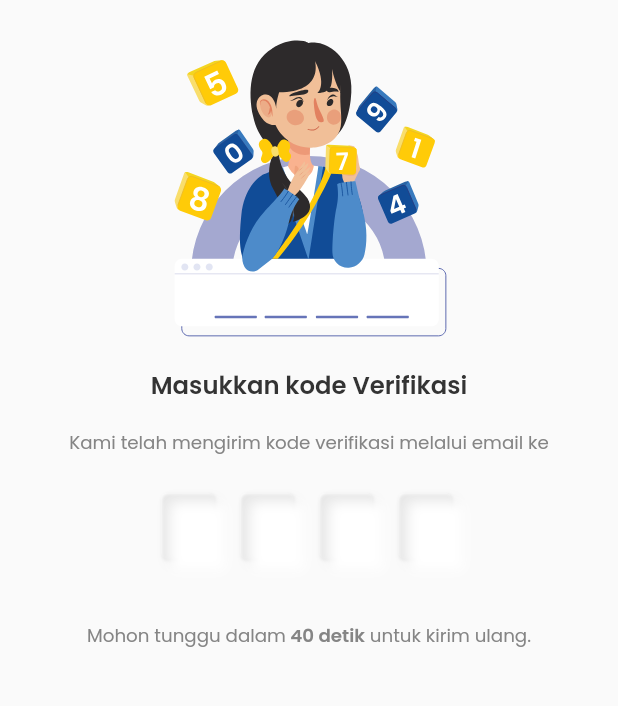
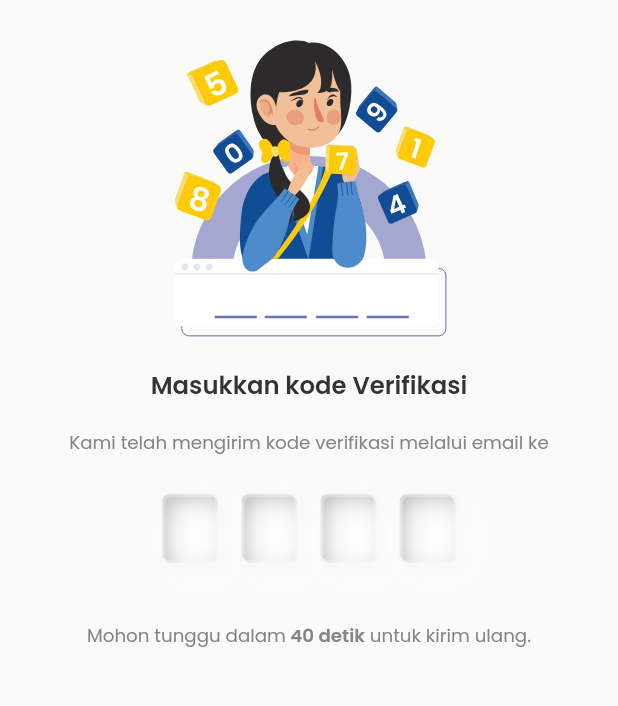
Before and after one commit to juragancode/sample, a Flutter app: the VerifikasiDaftarView screen opened by its route, on a phone screen of 412 x 824 dp, the part 60-766 px from its top. Run offline on Flutter 3.47's test engine with Material 2 defaults, Android fonts, the phone set to English and light mode, and no system bars; drawn by our look-alikes of pin_code_fields; our stand-ins replace flutter_screenutil, flutter_svg, get, get_storage, permission_handler; missing offline and left inert: text_divider; accounts and stored records are empty.

Commit message:
fix shadow box verification, fix all svg image, ganti warna statusBarColor

```diff
--- a/lib/app/modules/daftar/views/daftar_view.dart
+++ b/lib/app/modules/daftar/views/daftar_view.dart
@@ -304,7 +304,7 @@ class DaftarView extends GetView<DaftarController> {
                               Timer(
                                 Duration(milliseconds: 3000),
                                 () {
-                                  Get.offAllNamed(Routes.HOME);
+                                  Get.offAllNamed(Routes.IZINKAN_AKSES_LOKASI);
                                 },
                               );
                             }
--- a/lib/app/modules/intro_screen/views/content_model.dart
+++ b/lib/app/modules/intro_screen/views/content_model.dart
@@ -16,7 +16,7 @@ class UnbordingContent {
 List<UnbordingContent> contents = [
   UnbordingContent(
     title: 'Bisa Jadi Mesin Kasir',
-    image: 'assets/icons/Mesin-Kasir.png',
+    image: 'assets/icons/Mesin-Kasir.svg',
     description: TextSpan(
       children: [
         TextSpan(
@@ -48,7 +48,7 @@ List<UnbordingContent> contents = [
   ),
   UnbordingContent(
     title: 'Multi-User',
-    image: 'assets/icons/Multi-User.png',
+    image: 'assets/icons/Multi-User.svg',
     description: TextSpan(
       children: [
         TextSpan(
@@ -65,7 +65,7 @@ List<UnbordingContent> contents = [
   ),
   UnbordingContent(
     title: 'Belanja Beragam Kebutuhan',
-    image: 'assets/icons/Beragam-Kebutuhan.png',
+    image: 'assets/icons/Beragam-Kebutuhan.svg',
     description: TextSpan(
       children: [
         TextSpan(
--- a/lib/app/modules/login/views/login_view.dart
+++ b/lib/app/modules/login/views/login_view.dart
@@ -272,13 +272,13 @@ class LoginView extends GetView<LoginController> {
                           ),
                           fixedSize: Size(343.w, 42.w),
                         ),
-                        onPressed:
-                            controller.isValid && controller.passTerisi.isTrue
+                        onPressed: controller.isValid &&
+                                controller.passTerisi.isTrue
                             ? () {
                                 controller.emailLoginFN.unfocus();
                                 controller.passLoginFN.unfocus();
                                 Timer(Duration(milliseconds: 500), () {
-                                      Get.toNamed(Routes.IZINKAN_AKSES_LOKASI);
+                                  Get.offAllNamed(Routes.IZINKAN_AKSES_LOKASI);
                                 });
                               }
                             : () {},
--- a/lib/app/modules/verifikasiDaftar/views/verifikasi_daftar_view.dart
+++ b/lib/app/modules/verifikasiDaftar/views/verifikasi_daftar_view.dart
@@ -98,27 +98,33 @@ class VerifikasiDaftarView extends GetView<VerifikasiDaftarController> {
                 onChanged: controller.perubahanKodeTerisi,
                 boxShadows: [
                   BoxShadow(
-                    color: Colors.white, // Warna bayangan
-                    offset: Offset(-2, -2), // Posisi offset bayangan
+                    color: Color.fromRGBO(0, 0, 0, 0.1), // Warna bayangan
+                    offset: Offset(-1, -1), // Posisi offset bayangan
                     blurRadius: 0, // Jumlah blur bayangan
                     spreadRadius: 0, // Jarak penyebaran bayangan
                   ),
                   BoxShadow(
                     color: Color.fromRGBO(0, 0, 0, 0.1), // Warna bayangan
-                    offset: Offset(-1, -1), // Posisi offset bayangan
+                    offset: Offset(1, 1), // Posisi offset bayangan
+                    blurRadius: 0, // Jumlah blur bayangan
+                    spreadRadius: 0, // Jarak penyebaran bayangan
+                  ),
+                  BoxShadow(
+                    color: Color.fromRGBO(0, 0, 0, 0.1), // Warna bayangan
+                    offset: Offset(0, 0), // Posisi offset bayangan
                     blurRadius: 1, // Jumlah blur bayangan
                     spreadRadius: 0, // Jarak penyebaran bayangan
                   ),
                   BoxShadow(
                     color: Color(0xfff0f0f0), // Warna bayangan
-                    offset: Offset(2, 2), // Posisi offset bayangan
-                    blurRadius: 6, // Jumlah blur bayangan
+                    offset: Offset(4, 4), // Posisi offset bayangan
+                    blurRadius: 10, // Jumlah blur bayangan
                     spreadRadius: 0, // Jarak penyebaran bayangan
                   ),
                   BoxShadow(
                     color: Colors.white, // Warna bayangan
                     offset: Offset(6, 6), // Posisi offset bayangan
-                    blurRadius: 5, // Jumlah blur bayangan
+                    blurRadius: 20, // Jumlah blur bayangan
                     spreadRadius: 0, // Jarak penyebaran bayangan
                   ),
                 ],
--- a/lib/app/utils/theme.dart
+++ b/lib/app/utils/theme.dart
@@ -9,8 +9,9 @@ ThemeData themeGAS() => ThemeData(
 AppBarTheme AppBarGAS() {
   return AppBarTheme(
     systemOverlayStyle: SystemUiOverlayStyle(
-      statusBarColor: Color(0xFF222227),
-      statusBarBrightness: Brightness.light,
+      statusBarColor: Color(0xfff0f0f0),
+      // statusBarBrightness: Brightness.light,
+      statusBarIconBrightness: Brightness.dark,
     ),
   );
 }
```
Also changed, not shown: lib/app/modules/intro_screen/views/intro_screen_view.dart (+11 -1 lines), lib/app/modules/izinkanAksesLokasi/views/izinkan_akses_lokasi_view.dart (+4 -5 lines), lib/app/modules/register/views/register_view.dart (+6 -1 lines), lib/app/modules/verifikasiLupaPassword/views/verifikasi_lupa_password_view.dart (+12 -6 lines), assets/icons/Beragam-Kebutuhan.png (deleted), assets/icons/Izinkan-Akses-Lokasi.png (deleted), assets/icons/Lupa-Password.png (deleted), assets/icons/Mesin-Kasir.png (deleted), assets/icons/Multi-User.png (deleted), assets/icons/iconGAS.png (deleted). Lines whose indentation alone changed are shown as unchanged.
